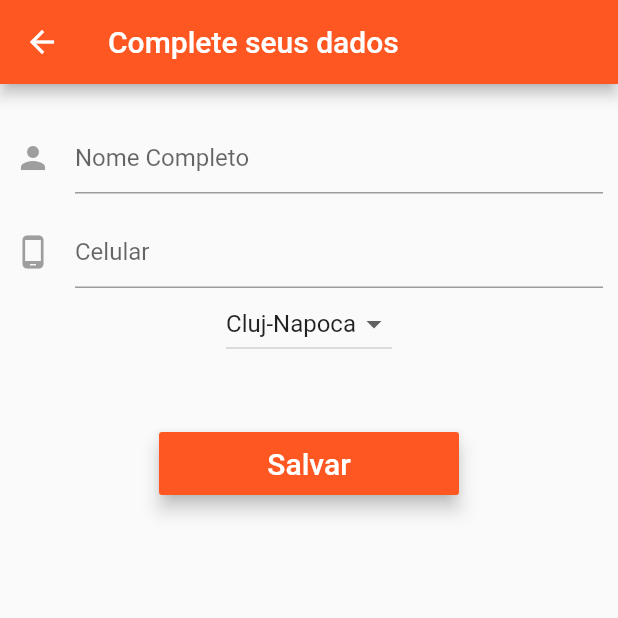
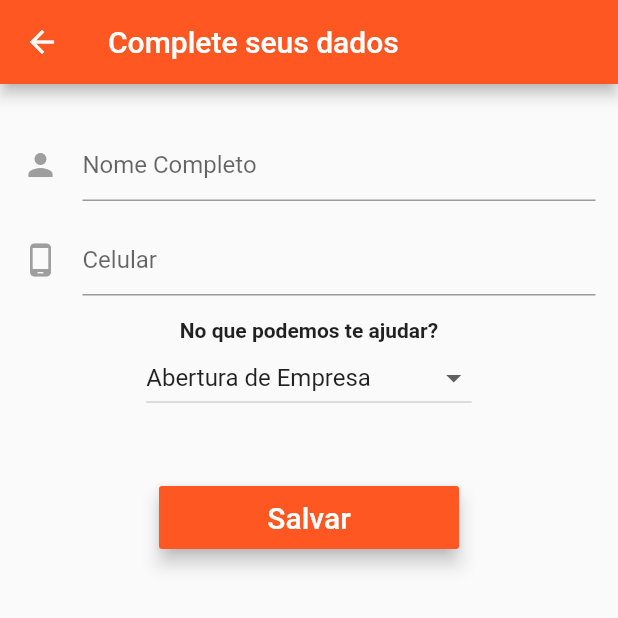
Before and after one commit to shourai-softwares/eficacia-app, a Flutter app: the RegistrationScreen screen opened directly, on a phone screen of 412 x 824 dp, the top half of it. Run offline on Flutter 3.47's test engine with Material 2 defaults, Android fonts, the light colour scheme and no system bars; our stand-ins replace cloud_firestore, firebase_auth; accounts and stored records are empty.

Commit message:
finishing details

```diff
--- a/lib/widgets/molecules/message_line.dart
+++ b/lib/widgets/molecules/message_line.dart
@@ -23,7 +23,7 @@ class MessageLine extends StatelessWidget {
                 message: message['content'],
                 delivered: true,
                 isMe: sentByMe,
-                time: 'alala'
+                time: message['sentOn'] ?? 'time',
             ),
           ]
         );
--- a/lib/widgets/pages/registration.dart
+++ b/lib/widgets/pages/registration.dart
@@ -11,8 +11,25 @@ class RegistrationScreen extends StatefulWidget {
 
 class _RegistrationScreenState extends State<RegistrationScreen> {
   final _formKey = GlobalKey<FormState>();
-  final List _cities = ["Cluj-Napoca", "Bucuresti", "Timisoara", "Brasov", "Constanta"];
-  var _currentValue = "Cluj-Napoca";
+  final List _cities = [
+    "Abertura de Empresa",
+    "Contabilidade",
+    "Alteração de empresa",
+    "Regularização de empresa",
+    "Baixa de empresa",
+    "Alvará",
+    "Inscrição Estadual",
+    "CNPJ",
+    "MEI",
+    "Micro Empresa",
+    "Impostos",
+    "Declaração de faturamento",
+    "Imposto de Renda",
+    "Decore",
+    "Registro de funcionário",
+    "Nota Fiscal",
+  ];
+  var _currentValue = "Abertura de Empresa";
 
   String _name;
   String _phone;
@@ -23,8 +40,10 @@ class _RegistrationScreenState extends State<RegistrationScreen> {
       appBar: AppBar(
         title: Text('Complete seus dados'),
       ),
-      body: Padding(
-        padding: EdgeInsets.all(10),
+      body: ListView(
+        children: [
+          Padding(
+            padding: EdgeInsets.all(15),
             child: Form(
               key: _formKey,
               child: Column(
@@ -38,6 +57,12 @@ class _RegistrationScreenState extends State<RegistrationScreen> {
                     hintText: 'Celular',
                     icon: Icons.phone_android,
                     onSaved: (value) => _phone = value,
+                  ),
+                  Padding(
+                    padding: EdgeInsets.only(top: 15),
+                    child: Text('No que podemos te ajudar?', style: TextStyle(
+                      fontWeight: FontWeight.bold,
+                    )),
                   ),
                   DropdownButton(
                     value: _currentValue,
@@ -55,6 +80,8 @@ class _RegistrationScreenState extends State<RegistrationScreen> {
                 ],
               ),
             ),
+          ),
+        ],
       ),
     );
   }
```
Also changed, not shown: lib/state/AuthModel.dart (+16 -9 lines), lib/widgets/atoms/bubble.dart (+13 -16 lines), lib/widgets/organisms/message_input.dart (+5 -2 lines), lib/widgets/organisms/message_list.dart (+6 -2 lines), lib/widgets/organisms/ticket_card.dart (+19 -6 lines), lib/widgets/pages/auth.dart (+5 -5 lines), lib/widgets/pages/chat.dart (+25 -1 lines), lib/widgets/pages/landing.dart (+24 -8 lines), lib/widgets/templates/admin_dashboard.dart (+15 -25 lines), lib/widgets/templates/card_list.dart (+6 -7 lines), pubspec.yaml (+4 -3 lines), assets/bg.jpg (added), assets/logo.png (added), pubspec.lock. Lines whose indentation alone changed are shown as unchanged.
